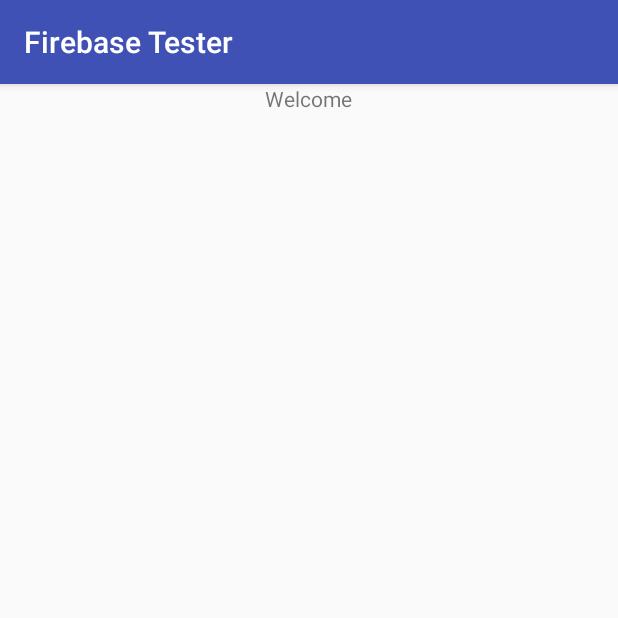
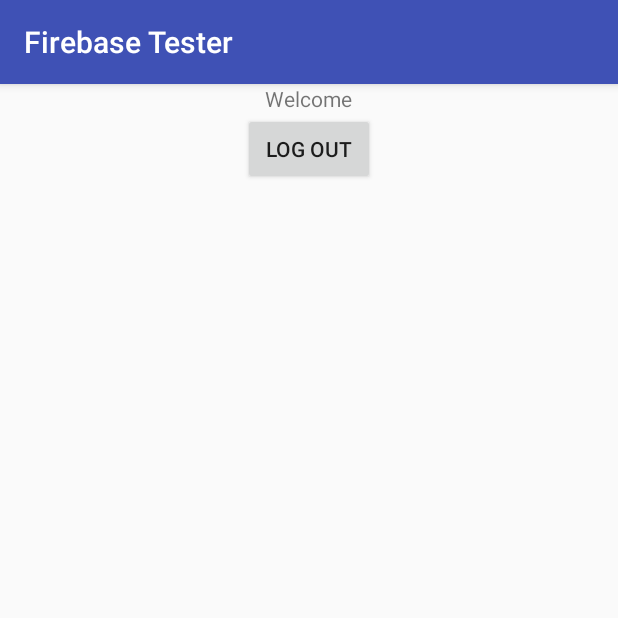
Before and after one commit to chauhankartik1708/Andriod-Development, an Android app: the screen it shows after launch once a user with an empty profile is signed in (Second), on a phone screen of 412 x 824 dp, the top half of it. Run offline under Robolectric (Android 15) with nearby library versions, the phone set to English and light mode, and no system bars; our stand-ins replace Firebase (no records; nobody signed in at launch, a user with empty details on screens opened directly).

Commit message:
added code

```diff
--- a/FirebaseTester/app/src/main/java/com/example/kartiksinghchauhan/firebasetester/MainActivity.java
+++ b/FirebaseTester/app/src/main/java/com/example/kartiksinghchauhan/firebasetester/MainActivity.java
@@ -5,6 +5,7 @@ import android.support.annotation.NonNull;
 import android.support.v7.app.AppCompatActivity;
 import android.os.Bundle;
 import android.util.Log;
+import android.view.View;
 import android.widget.Toast;
 
 import com.google.android.gms.auth.api.signin.GoogleSignIn;
@@ -46,6 +47,13 @@ public class MainActivity extends AppCompatActivity {
 
         button = (SignInButton) findViewById(R.id.sign);
         mAuth = FirebaseAuth.getInstance();
+
+        button.setOnClickListener(new View.OnClickListener() {
+            @Override
+            public void onClick(View v) {
+                signIn();
+            }
+        });
 
         mAuthListener = new FirebaseAuth.AuthStateListener() {
             @Override
--- a/FirebaseTester/app/src/main/java/com/example/kartiksinghchauhan/firebasetester/Second.java
+++ b/FirebaseTester/app/src/main/java/com/example/kartiksinghchauhan/firebasetester/Second.java
@@ -1,13 +1,48 @@
 package com.example.kartiksinghchauhan.firebasetester;
 
+import android.content.Intent;
+import android.support.annotation.NonNull;
 import android.support.v7.app.AppCompatActivity;
 import android.os.Bundle;
+import android.view.View;
+import android.widget.Button;
+
+import com.google.firebase.auth.FirebaseAuth;
 
 public class Second extends AppCompatActivity {
+
+    Button button;
+    FirebaseAuth mAuth;
+    FirebaseAuth.AuthStateListener mAuthListener;
+
+    @Override
+    protected void onStart() {
+        super.onStart();
+        mAuth.addAuthStateListener(mAuthListener);
+    }
 
     @Override
     protected void onCreate(Bundle savedInstanceState) {
         super.onCreate(savedInstanceState);
         setContentView(R.layout.activity_second);
+
+        button = (Button)findViewById(R.id.logout);
+        mAuth = FirebaseAuth.getInstance();
+
+        mAuthListener = new FirebaseAuth.AuthStateListener() {
+            @Override
+            public void onAuthStateChanged(@NonNull FirebaseAuth firebaseAuth) {
+                if(firebaseAuth.getCurrentUser() == null){
+                    startActivity(new Intent(Second.this,MainActivity.class));
+                }
+            }
+        };
+
+        button.setOnClickListener(new View.OnClickListener() {
+            @Override
+            public void onClick(View v) {
+                mAuth.signOut();
+            }
+        });
     }
 }
--- a/FirebaseTester/app/src/main/res/layout/activity_second.xml
+++ b/FirebaseTester/app/src/main/res/layout/activity_second.xml
@@ -13,4 +13,10 @@
         android:layout_height="wrap_content"
         android:text="Welcome"
         />
+
+    <Button
+        android:id="@+id/logout"
+        android:layout_width="wrap_content"
+        android:layout_height="wrap_content"
+        android:text="LOG OUT"/>
 </LinearLayout>
```
